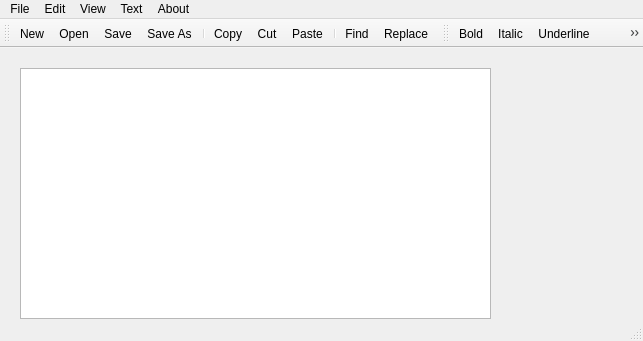
Old version of the form 46-55_RichTextEditor-Example/46-55_RichTextEditor-Example/mainwindow.ui in the repository georgecatalin/Qt-Widgets-for-Beginners-with-Cplusplus.
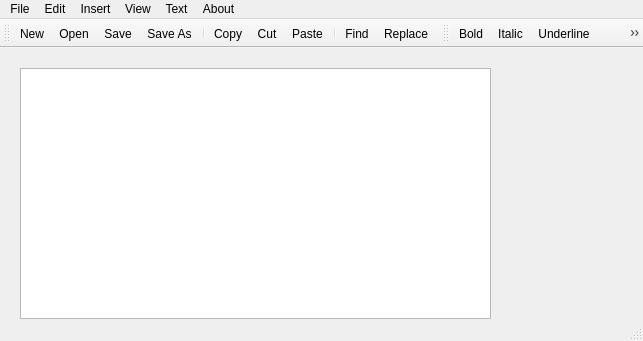
New version of the form. Icons and pictures are not drawn.

Commit message: Rich Text Editor Step 10 - InsertHTML()

```diff
--- a/46-55_RichTextEditor-Example/46-55_RichTextEditor-Example/mainwindow.ui
+++ b/46-55_RichTextEditor-Example/46-55_RichTextEditor-Example/mainwindow.ui
@@ -90,8 +90,15 @@
     <addaction name="actionHelp"/>
     <addaction name="actionAbout"/>
    </widget>
+   <widget class="QMenu" name="menuInsert">
+    <property name="title">
+     <string>Insert</string>
+    </property>
+    <addaction name="actionCustom_Text"/>
+   </widget>
    <addaction name="menuFile"/>
    <addaction name="menuEdit"/>
+   <addaction name="menuInsert"/>
    <addaction name="menuView"/>
    <addaction name="menuText"/>
    <addaction name="menuAbout"/>
```
Left out of the diff: 5 changed lines with no effect on the pictures. The commit also changes 7 other files.
